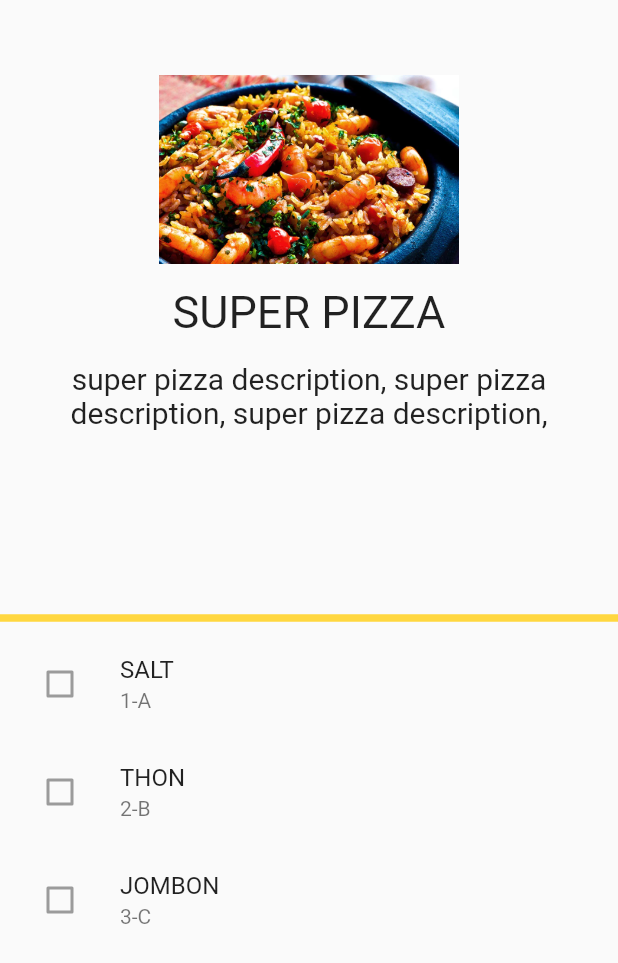
After one commit to chourabi/flutterHeros, a Flutter app: the PizzaPicker screen opened directly, on a phone screen of 412 x 824 dp. The commit adds this screen. Shown: the top 963 px of the screen. Run offline on Flutter 3.47's test engine with Material 2 defaults, Android fonts, the phone set to English and light mode, and no system bars.

Commit message:
week 2 day 2

```diff
--- /dev/null
+++ b/tuto/lib/pages/PizzaPicker.dart
@@ -0,0 +1,93 @@
+import 'package:flutter/material.dart';
+
+class PizzaPicker extends StatefulWidget {
+  PizzaPicker({Key key}) : super(key: key);
+
+  @override
+  _PizzaPickerState createState() => _PizzaPickerState();
+}
+
+class _PizzaPickerState extends State<PizzaPicker> {
+
+  List _ings = [
+    { "id":"1-A", "title":"SALT" , "selected":false },
+    { "id":"2-B", "title":"THON", "selected":false },
+    { "id":"3-C", "title":"JOMBON", "selected":false },
+
+
+  ];
+
+  @override
+  Widget build(BuildContext context) {
+    double h = MediaQuery.of(context).size.height;
+
+    return Scaffold(
+      body: Column(children: [
+        Container(
+          child: Column(
+            children: [
+              Container(height: 50,),
+              Container(
+                width: 200,
+                child: Image.asset("assets/popular4.png"),
+              ),
+              Container(height: 15,),
+              Container(
+
+                child: Text('SUPER PIZZA',
+                style: TextStyle(
+                  fontSize: 30
+                ),
+                ),
+              ),
+              Container(
+                height: 15,
+              ),
+              Container(
+
+                child: Text('super pizza description, super pizza description, super pizza description, ',
+                style: TextStyle(
+                  fontSize: 20
+                ),
+                textAlign: TextAlign.center,
+                ),
+              ),
+
+            ],
+          ),
+          height: (h-16)*0.5,
+        ),
+        Divider(
+          color: Colors.amberAccent,
+          thickness: 5,
+        ),
+        Container(
+          height: (h-16)*0.5,
+
+          child: ListView.builder(
+            itemCount: _ings.length,
+            itemBuilder: (context, index) {
+              return ListTile(
+                leading: Checkbox(
+                  value: _ings[index]['selected'],
+                ),
+                title: Text( _ings[index]['title']),
+                subtitle: Text( _ings[index]['id']),
+                onTap: (){
+                  setState(() {
+                    _ings[index]['selected']=  ! _ings[index]['selected'];
+                  });
+                },
+
+
+
+              );
+            },
+          ),
+        ),
+
+      ],),
+
+    );
+  }
+}
--- a/tuto/pubspec.yaml
+++ b/tuto/pubspec.yaml
@@ -37,9 +37,8 @@ flutter:
   uses-material-design: true
 
   # To add assets to your application, add an assets section, like this:
-  # assets:
-  #   - images/a_dot_burr.jpeg
-  #   - images/a_dot_ham.jpeg
+  assets:
+    - assets/
 
   # An image asset can refer to one or more resolution-specific "variants", see
   # https://flutter.dev/assets-and-images/#resolution-aware.
```
Also changed, not shown: tuto/lib/main.dart (+8 -2 lines), tuto/lib/pages/BottomNavigation.dart (added, +112 -0 lines), tuto/lib/pages/SliverAppBarPage.dart (added, +38 -0 lines), tuto/lib/pages/TabsApp.dart (added, +38 -0 lines), tuto/lib/pages/TextReader.dart (added, +87 -0 lines), tuto/lib/pages/ToastMessage.dart (added, +50 -0 lines), tuto/assets/popular4.png (added).
